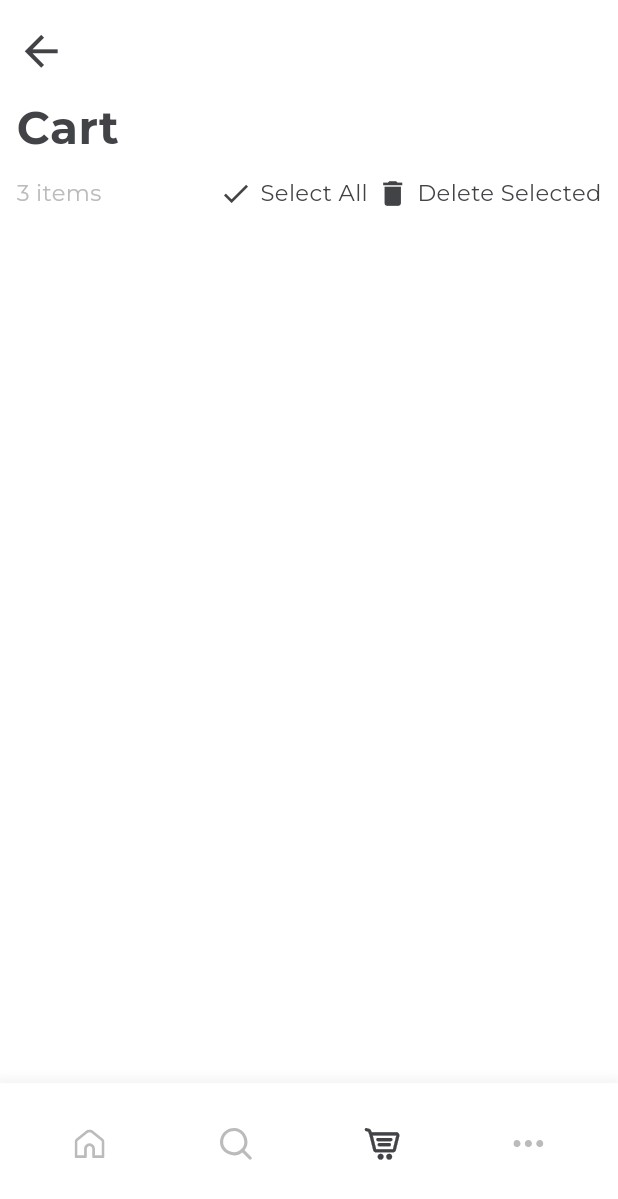
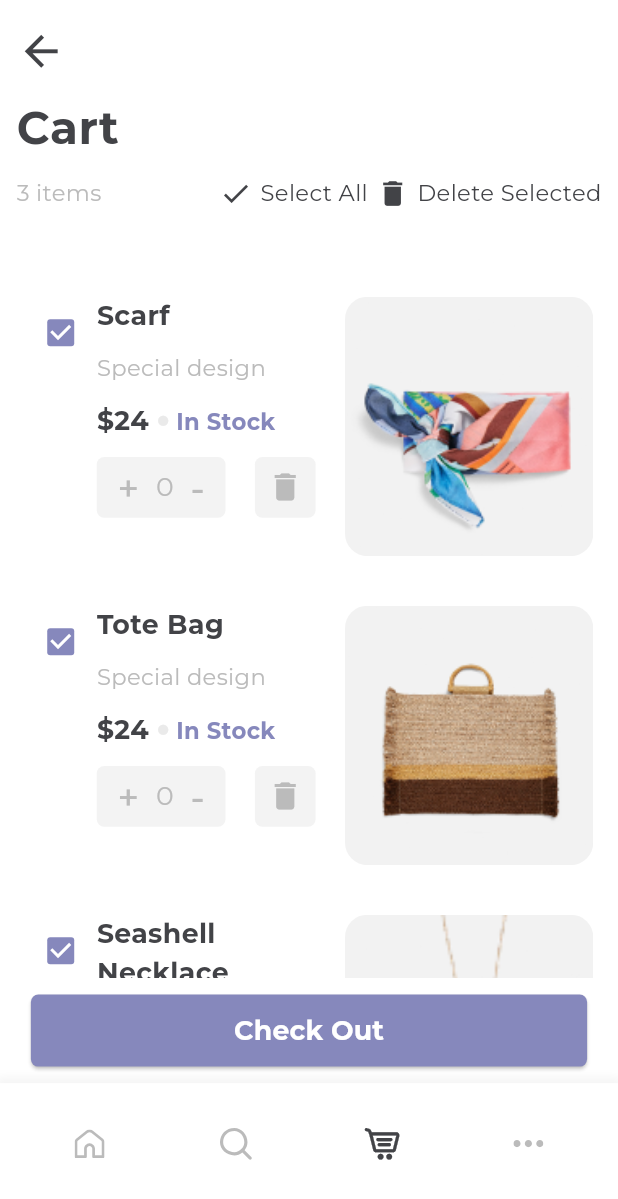
Before and after one commit to TomaMata21/credit_card_ui_flutter_app, a Flutter app: the screen it shows after launch, item 3 of the bottom bar chosen, on a phone screen of 412 x 824 dp. Shown: the top 1199 px of the screen. Run offline on Flutter 3.47's test engine with Material 2 defaults, Android fonts, the phone set to English and light mode, and no system bars; our stand-ins replace flutter_svg, gap, sizer; project files that could hold a hidden picture were left out.

Commit message:
complete cart screen

```diff
--- a/lib/models/product.dart
+++ b/lib/models/product.dart
@@ -7,11 +7,13 @@ class Product {
   final String category;
   final String image;
   final String status;
+  int count;
 
   Product({
     required this.name,
     this.category = LocalString.category,
     required this.image,
+    this.count = 0,
   })  : status = AppUtils.randomBool()
             ? LocalString.inStock
             : LocalString.outOfStock,
--- a/lib/screens/cart/cart_screen.dart
+++ b/lib/screens/cart/cart_screen.dart
@@ -1,7 +1,13 @@
 import 'package:flutter/material.dart';
+import 'package:gap/gap.dart';
+import 'package:sizer/sizer.dart';
+import 'package:ui_credit_app/utils/constants/local_string.dart';
 
+import '../../utils/constants/data.dart';
 import '../../utils/theme/app_style.dart';
 import '../common/appbar/custom_app_bar.dart';
+import '../common/buttons/custom_button.dart';
+import '../common/others/cart_item.dart';
 
 class CartScreen extends StatelessWidget {
   const CartScreen({super.key});
@@ -11,6 +17,24 @@ class CartScreen extends StatelessWidget {
     return Scaffold(
       backgroundColor: $styles.colors.white,
       appBar: const CustomAppBar(),
+      body: ListView(
+        children: [
+          Gap($styles.insets.md),
+          ...data.map(
+            (e) => CartItem(product: e),
+          ),
+        ],
+      ),
+      bottomNavigationBar: Padding(
+        padding: EdgeInsets.symmetric(
+          horizontal: 5.w,
+          vertical: $styles.insets.xs,
+        ),
+        child: CustomButton(
+          onPressed: () {},
+          label: LocalString.checkOut,
+        ),
+      ),
     );
   }
 }
--- /dev/null
+++ b/lib/screens/common/buttons/custom_button.dart
@@ -0,0 +1,30 @@
+import 'package:flutter/material.dart';
+
+import '../../../utils/theme/app_style.dart';
+
+class CustomButton extends StatelessWidget {
+  const CustomButton({super.key, required this.label, required this.onPressed});
+
+  final String label;
+  final void Function() onPressed;
+
+  @override
+  Widget build(BuildContext context) {
+    return ElevatedButton(
+      onPressed: onPressed,
+      style: ElevatedButton.styleFrom(
+        backgroundColor: $styles.colors.purple,
+        shape: RoundedRectangleBorder(
+          borderRadius: BorderRadius.circular(5),
+        ),
+        padding: EdgeInsets.symmetric(vertical: $styles.insets.xs),
+      ),
+      child: Text(
+        label,
+        style: $styles.text.bodyMedium.copyWith(
+          color: $styles.colors.white,
+        ),
+      ),
+    );
+  }
+}
--- /dev/null
+++ b/lib/screens/common/buttons/custom_text_button.dart
@@ -0,0 +1,30 @@
+import 'package:flutter/material.dart';
+
+import '../../../utils/theme/app_style.dart';
+
+class CustomTextButton extends StatelessWidget {
+  const CustomTextButton({
+    super.key,
+    required this.label,
+    required this.onTap,
+  });
+
+  final String label;
+  final void Function() onTap;
+
+  @override
+  Widget build(BuildContext context) {
+    return InkWell(
+      onTap: onTap,
+      child: Padding(
+        padding: EdgeInsets.all($styles.insets.xxxxs),
+        child: Text(
+          label,
+          style: $styles.text.bodyLarge.copyWith(
+            color: $styles.colors.grey,
+          ),
+        ),
+      ),
+    );
+  }
+}
--- /dev/null
+++ b/lib/screens/common/others/cart_item.dart
@@ -0,0 +1,179 @@
+import 'package:flutter/material.dart';
+import 'package:gap/gap.dart';
+import 'package:sizer/sizer.dart';
+
+import '../../../models/product.dart';
+import '../../../utils/constants/local_string.dart';
+import '../../../utils/theme/app_style.dart';
+import '../buttons/custom_text_button.dart';
+
+class CartItem extends StatefulWidget {
+  const CartItem({super.key, required this.product});
+
+  final Product product;
+
+  @override
+  State<CartItem> createState() => _CartItemState();
+}
+
+class _CartItemState extends State<CartItem> {
+  @override
+  Widget build(BuildContext context) {
+    return Container(
+      height: 23.h,
+      padding: EdgeInsets.all($styles.insets.xxs),
+      margin: EdgeInsets.all($styles.insets.xxs),
+      child: Row(
+        mainAxisAlignment: MainAxisAlignment.spaceBetween,
+        crossAxisAlignment: CrossAxisAlignment.start,
+        children: [
+          Checkbox(
+            checkColor: $styles.colors.white,
+            activeColor: $styles.colors.purple,
+            value: widget.product.status == LocalString.inStock,
+            onChanged: (value) {},
+          ),
+          Expanded(
+              child: Column(
+                children: [
+                  SizedBox(
+                    width: 100.w,
+                    child: Text(
+                      widget.product.name,
+                      textAlign: TextAlign.start,
+                      style: $styles.text.bodyMedium,
+                      maxLines: 2,
+                      overflow: TextOverflow.ellipsis,
+                    ),
+                  ),
+                  Gap($styles.insets.xs),
+                  SizedBox(
+                    width: 100.w,
+                    child: Text(
+                      widget.product.category,
+                      maxLines: 1,
+                      overflow: TextOverflow.ellipsis,
+                      style: $styles.text.subtitleSmall,
+                    ),
+                  ),
+                  Gap($styles.insets.xs),
+                  SizedBox(
+                    width: 100.w,
+                    child: Text.rich(
+                      TextSpan(text: "${widget.product.price} ", children: [
+                        WidgetSpan(
+                          alignment: PlaceholderAlignment.middle,
+                          child: Icon(
+                            Icons.circle,
+                            size: $styles.insets.xxs,
+                            color: $styles.colors.grey.withOpacity(0.3),
+                          ),
+                        ),
+                        TextSpan(
+                          text: " ${widget.product.status}",
+                          style: $styles.text.bodySmall.copyWith(
+                            color: widget.product.status == LocalString.inStock
+                                ? $styles.colors.purple
+                                : $styles.colors.grey,
+                            fontWeight: FontWeight.bold,
+                          ),
+                        ),
+                      ]),
+                      style: $styles.text.bodyMedium,
+                      maxLines: 2,
+                      overflow: TextOverflow.ellipsis,
+                    ),
+                  ),
+                  Gap($styles.insets.xs),
+                  Row(
+                    mainAxisSize: MainAxisSize.max,
+                    children: [
+                      Container(
+                        padding: EdgeInsets.symmetric(
+                          horizontal: $styles.insets.xs,
+                        ),
+                        decoration: BoxDecoration(
+                          color: $styles.colors.lightGrey,
+                          borderRadius: BorderRadius.circular(5),
+                        ),
+                        child: Row(
+                          children: [
+                            CustomTextButton(
+                              onTap: () {
+                                if (widget.product.count < 100) {
+                                  setState(() {
+                                    widget.product.count++;
+                                  });
+                                }
+                              },
+                              label: "+",
+                            ),
+                            Gap($styles.insets.xxxs),
+                            Padding(
+                              padding: EdgeInsets.all($styles.insets.xxxxs),
+                              child: Text(
+                                "${widget.product.count}",
+                                style: $styles.text.bodyMedium.copyWith(
+                                  color: $styles.colors.grey,
+                                  fontWeight: FontWeight.normal,
+                                ),
+                              ),
+                            ),
+                            Gap($styles.insets.xxxs),
+                            CustomTextButton(
+                              onTap: () {
+                                if (widget.product.count > 0) {
+                                  setState(() {
+                                    widget.product.count--;
+                                  });
+                                }
+                              },
+                              label: "-",
+                            ),
+                          ],
+                        ),
+                      ),
+                      const Spacer(),
+                      GestureDetector(
+                        onTap: () {
+                          if (widget.product.count != 0) {
+                            setState(() {
+                              widget.product.count = 0;
+                            });
+                          }
+                        },
+                        child: Container(
+                          padding: EdgeInsets.all(
+                            $styles.insets.xxs,
+                          ),
+                          decoration: BoxDecoration(
+                            color: $styles.colors.lightGrey,
+                            borderRadius: BorderRadius.circular(5),
+                          ),
+                          child: Icon(
+                            Icons.delete,
+                            color: $styles.colors.grey,
+                          ),
+                        ),
+                      ),
+                      const Spacer(),
+                    ],
+                  ),
+                ],
+              )),
+          Expanded(
+            child: Container(
+              decoration: BoxDecoration(
+                borderRadius: BorderRadius.circular(15),
+                image: DecorationImage(
+                  image: AssetImage(widget.product.image),
+                  fit: BoxFit.cover,
+                ),
+              ),
+            ),
+          ),
+        ],
+      ),
+    );
+  }
+}
--- a/lib/utils/constants/local_string.dart
+++ b/lib/utils/constants/local_string.dart
@@ -12,4 +12,5 @@ class LocalString {
   static const String inStock = "In Stock";
   static const String outOfStock = "Out of Stock";
   static const String category = "Special design";
+  static const String checkOut = "Check Out";
 }
--- a/lib/utils/theme/app_style.dart
+++ b/lib/utils/theme/app_style.dart
@@ -68,6 +68,7 @@ class _Text {
 class _Colors {
   late final purple = const Color(0xFF8688BC);
   late final grey = const Color(0xFFBBBBBB);
+  late final lightGrey = const Color(0xFFF3F3F3);
   late final buttonGrey = const Color(0xFFB5B5B5);
   late final black = const Color(0xFF424347);
   late final white = const Color(0xFFFFFFFF);
```
